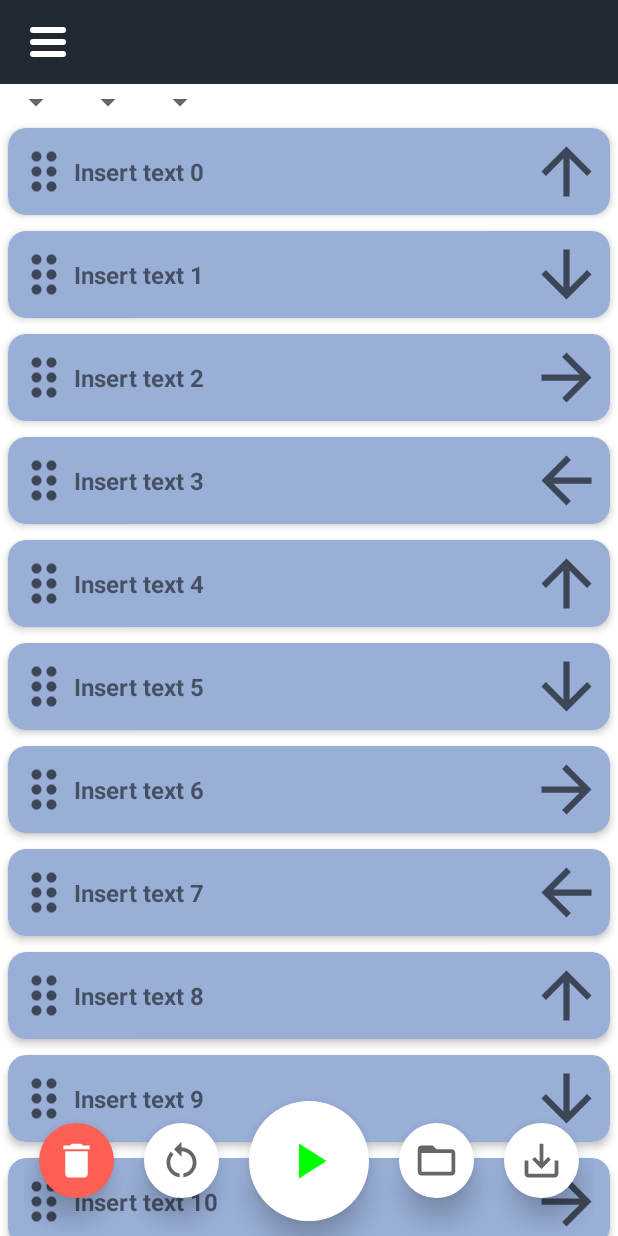
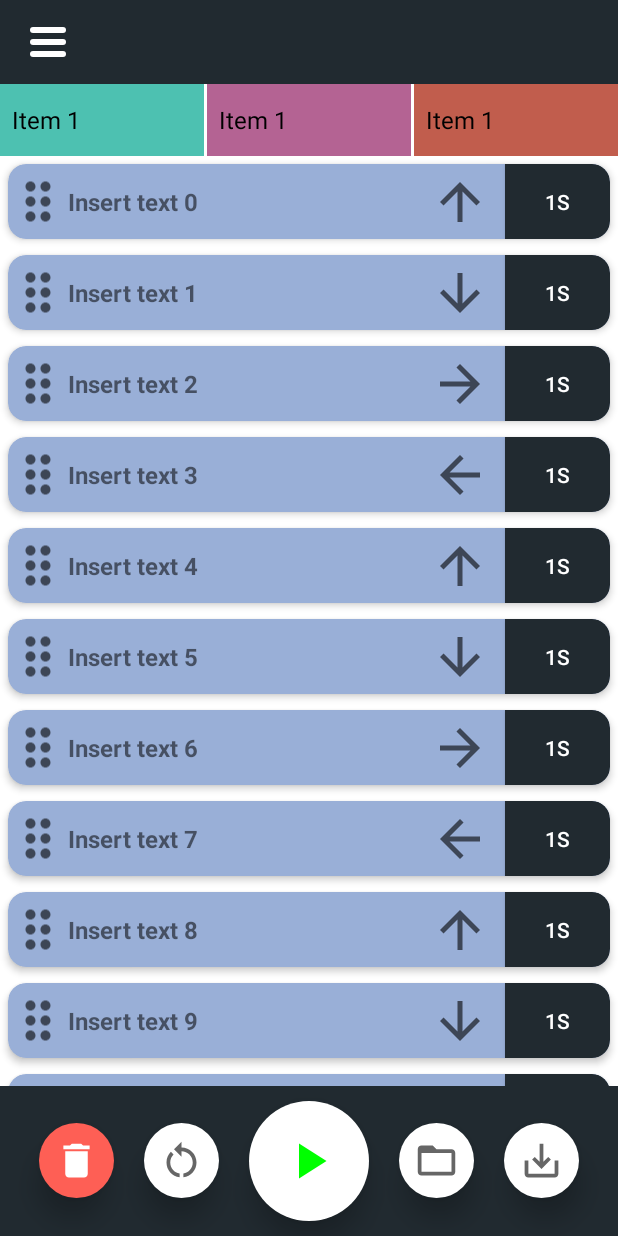
Before and after one commit to azaqis/Turtle, an Android app: the ProgrammingActivity screen opened directly, with no data from a screen before it, on a phone screen of 412 x 824 dp. Run offline under Robolectric (Android 15) with nearby library versions, the phone set to English and light mode, and no system bars.

Commit message:
Programming layout updates
Updated layout programming

```diff
--- a/app/src/main/java/se/anad19ps/student/turtle/ProgrammingActivity.kt
+++ b/app/src/main/java/se/anad19ps/student/turtle/ProgrammingActivity.kt
@@ -1,17 +1,13 @@
 package se.anad19ps.student.turtle
 
-import android.app.ActionBar
-import android.content.ClipData
-import android.content.ClipDescription
-import android.graphics.Canvas
 import android.graphics.Color
-import android.os.Build
 import android.os.Bundle
 import android.util.Log
 import android.view.DragEvent
 import android.view.View
 import android.view.ViewGroup
 import android.widget.AdapterView
+import android.widget.ArrayAdapter
 import android.widget.Toast
 import androidx.annotation.RequiresApi
 import androidx.appcompat.app.AppCompatActivity
@@ -20,16 +16,17 @@ import androidx.recyclerview.widget.LinearLayoutManager
 import androidx.recyclerview.widget.RecyclerView
 import kotlinx.android.synthetic.main.activity_programming.*
 import kotlinx.android.synthetic.main.card_drag_drop.view.*
+import kotlinx.android.synthetic.main.drawer_layout.*
+import kotlinx.android.synthetic.main.top_bar.*
 import java.util.*
 import kotlin.collections.ArrayList
 
 
-class ProgrammingActivity : AppCompatActivity(), RecyclerAdapter.ItemClickListener {
+class ProgrammingActivity : AppCompatActivity(), ProgrammingRecyclerAdapter.ItemClickListener {
 
     private var layoutManager : RecyclerView.LayoutManager? = null
-    private lateinit var adapter : RecyclerView.Adapter<RecyclerAdapter.InnerViewHolder>
+    private lateinit var adapter : RecyclerView.Adapter<ProgrammingRecyclerAdapter.InnerViewHolder>
     private var itemList = mutableListOf<DragDropBlock>()
-    private var itemListSpinner = mutableListOf<SpinnerMoveBlock>()
     private lateinit var itemTouchHelper : ItemTouchHelper
 
 
@@ -39,24 +36,42 @@ class ProgrammingActivity : AppCompatActivity(), RecyclerAdapter.ItemClickListen
 
         HamburgerMenu().setUpHamburgerMenu(this, navView, drawerLayout, hamburgerMenuIcon)
 
+
+        /*Spinner stuff*/
+        val spinnerAdapterDriving = ArrayAdapter.createFromResource(
+            this,
+            R.array.list, R.layout.support_simple_spinner_dropdown_item
+        )
+        spinnerAdapterDriving.setDropDownViewResource(R.layout.programming_spinner_driving_dropdown_layout)
+        programming_spinner_driving.adapter = spinnerAdapterDriving
+
+        val spinnerAdapterModules = ArrayAdapter.createFromResource(
+            this,
+            R.array.list, R.layout.support_simple_spinner_dropdown_item
+        )
+        spinnerAdapterModules.setDropDownViewResource(R.layout.programming_spinner_modules_dropdown_layout)
+        programming_spinner_modules.adapter = spinnerAdapterModules
+
+        val spinnerAdapterCustom = ArrayAdapter.createFromResource(
+            this,
+            R.array.list, R.layout.support_simple_spinner_dropdown_item
+        )
+        spinnerAdapterCustom.setDropDownViewResource(R.layout.programming_spinner_custom_dropdown_layout)
+        programming_spinner_custom.adapter = spinnerAdapterCustom
+
+
+
+
         populateListGarbage(100)
-
-        itemListSpinner.add(SpinnerMoveBlock(R.drawable.ic_arrow_up, "Move forward"))
-        itemListSpinner.add(SpinnerMoveBlock(R.drawable.ic_arrow_right, "Turn right"))
 
         layoutManager = LinearLayoutManager(this)
         programming_recycle_view.layoutManager = layoutManager
 
-        adapter = RecyclerAdapter(itemList, this)
+        adapter = ProgrammingRecyclerAdapter(itemList, this)
         programming_recycle_view.adapter = adapter
 
         itemTouchHelper = ItemTouchHelper(simpleCallback)
         itemTouchHelper.attachToRecyclerView(programming_recycle_view)
-
-        val spinnerAdapter = SpinnerAdapter(itemListSpinner , this)
-        spinner.adapter = spinnerAdapter
-
-
     }
 
     private fun populateListGarbage(num: Int) : List<DragDropBlock>{
@@ -105,12 +120,4 @@ class ProgrammingActivity : AppCompatActivity(), RecyclerAdapter.ItemClickListen
         holder.card_drag_drop.setCardBackgroundColor(Color.parseColor("#AAAAAA"))
     }
 
-
-    /*Move through list based on item time*/
-    fun goThroughList(position : Int, view : View){
-        for(i in 0 until itemList.size){
-
-        }
-    }
-
 }
--- a/app/src/main/java/se/anad19ps/student/turtle/RecyclerAdapter.kt
+++ b/app/src/main/java/se/anad19ps/student/turtle/ProgrammingRecyclerAdapter.kt
@@ -3,29 +3,29 @@ package se.anad19ps.student.turtle
 import android.view.LayoutInflater
 import android.view.View
 import android.view.ViewGroup
-import android.widget.AdapterView
+import android.widget.Button
 import android.widget.ImageView
 import android.widget.TextView
-import androidx.core.view.ViewCompat.setOverScrollMode
+import android.widget.Toast
 import androidx.recyclerview.widget.RecyclerView
-import kotlinx.android.synthetic.*
+import com.google.android.material.dialog.MaterialAlertDialogBuilder
 
 /*Uses internal class ViewHolder*/
-class RecyclerAdapter(
+class ProgrammingRecyclerAdapter(
     private val itemList: List<DragDropBlock>,
     private val clickListener: ItemClickListener
 
-) : RecyclerView.Adapter<RecyclerAdapter.InnerViewHolder>() {
+) : RecyclerView.Adapter<ProgrammingRecyclerAdapter.InnerViewHolder>() {
     override fun onCreateViewHolder(
         parent: ViewGroup,
         viewType: Int
-    ): RecyclerAdapter.InnerViewHolder {
+    ): ProgrammingRecyclerAdapter.InnerViewHolder {
         var itemView =
             LayoutInflater.from(parent.context).inflate(R.layout.card_drag_drop, parent, false)
         return InnerViewHolder(itemView)
     }
 
-    override fun onBindViewHolder(holder: RecyclerAdapter.InnerViewHolder, position: Int) {
+    override fun onBindViewHolder(holder: ProgrammingRecyclerAdapter.InnerViewHolder, position: Int) {
         holder.directionImage.setImageResource(itemList[position].directionImage)    //Data stored in DragDropBlock
         holder.dragImage.setImageResource(itemList[position].dragImage)
         holder.text.text = itemList[position].text
@@ -38,12 +38,18 @@ class RecyclerAdapter(
         var directionImage: ImageView = view.findViewById(R.id.card_image_direction)
         var text: TextView = view.findViewById(R.id.card_text)
 
+        val firstButton = view.findViewById<Button>(R.id.programming_card_button)
+
         init {
             view.setOnClickListener(this)
+            firstButton.setOnClickListener{ //This happens when each individual button is pressed
+                firstButton.text = "BUTTON!"
+            }
         }
 
         override fun onClick(v: View?) {
             val position = adapterPosition
+
             if (position != RecyclerView.NO_POSITION) { //User might click empty space between items during animation
                 if (v != null) {
                     clickListener.onItemClick(position, v)
--- /dev/null
+++ b/app/src/main/res/drawable/programming_card_parameter_button.xml
@@ -0,0 +1,7 @@
+<shape xmlns:android="http://schemas.android.com/apk/res/android"
+    android:shape="rectangle">
+    <solid android:color="@color/PrimaryDark" />
+    <corners
+        android:bottomRightRadius="12dp"
+        android:topRightRadius="12dp" />
+</shape>
--- a/app/src/main/res/layout/activity_programming.xml
+++ b/app/src/main/res/layout/activity_programming.xml
@@ -23,33 +23,49 @@
         <Spinner
             android:layout_width="wrap_content"
             android:layout_height="wrap_content"
-            android:id="@+id/programming_spinner_driving" />
+            android:id="@+id/programming_spinner_driving"
+            android:layout_weight="1"
+            android:background="@color/SpinnerBackgroundTurquoise"
+            android:entries="@array/list"
+            android:layout_marginEnd="2dp"/>
 
         <Spinner
             android:layout_width="wrap_content"
             android:layout_height="wrap_content"
-            android:id="@+id/programming_spinner_modules"/>
+            android:id="@+id/programming_spinner_modules"
+            android:layout_weight="1"
+            android:background="@color/SpinnerBackgroundPink"
+            android:entries="@array/list"/>
 
         <Spinner
             android:layout_width="wrap_content"
             android:layout_height="wrap_content"
-            android:id="@+id/programming_spinner_custom"/>
+            android:id="@+id/programming_spinner_custom"
+            android:layout_weight="1"
+            android:background="@color/SpinnerBackgroundOrange"
+            android:entries="@array/list"
+            android:layout_marginStart="2dp"/>
 
     </LinearLayout>
 
 
     <androidx.recyclerview.widget.RecyclerView
         android:layout_width="match_parent"
-        android:layout_height="wrap_content"
+        android:layout_height="0dp"
         android:id="@+id/programming_recycle_view"
-        app:layout_constraintTop_toBottomOf="@+id/programming_spinner_linear_layout"/>
+        app:layout_constraintTop_toBottomOf="@+id/programming_spinner_linear_layout"
+        app:layout_constraintBottom_toTopOf="@+id/programming_button_area"
+        tools:listitem="@layout/card_drag_drop"/>
 
     <LinearLayout
-        android:layout_width="wrap_content"
+        android:id="@+id/programming_button_area"
+        android:layout_width="match_parent"
         android:layout_height="wrap_content"
         app:layout_constraintStart_toStartOf="parent"
         app:layout_constraintEnd_toEndOf="parent"
-        app:layout_constraintBottom_toBottomOf="parent">
+        app:layout_constraintBottom_toBottomOf="parent"
+        android:background="@color/PrimaryDark"
+        android:gravity="center">
 
         <ImageButton
             android:layout_width="50dp"
@@ -60,7 +76,6 @@
             android:scaleType="fitCenter"
             android:padding="10dp"
             android:elevation="10dp"
-            android:layout_gravity="center"
             android:layout_margin="10dp"/>
 
         <ImageButton
@@ -71,7 +86,6 @@
             android:scaleType="fitCenter"
             android:padding="10dp"
             android:elevation="10dp"
-            android:layout_gravity="center"
             android:layout_margin="10dp"/>
 
         <ImageButton
@@ -93,7 +107,6 @@
             android:scaleType="fitCenter"
             android:padding="10dp"
             android:elevation="10dp"
-            android:layout_gravity="center"
             android:layout_margin="10dp"/>
 
         <ImageButton
@@ -104,10 +117,8 @@
             android:scaleType="fitCenter"
             android:padding="10dp"
             android:elevation="10dp"
-            android:layout_gravity="center"
             android:layout_margin="10dp"/>
     </LinearLayout>
-
     <include
         layout="@layout/drawer_layout">
     </include>
--- a/app/src/main/res/layout/card_drag_drop.xml
+++ b/app/src/main/res/layout/card_drag_drop.xml
@@ -7,21 +7,22 @@
     android:layout_margin="5dp"
     app:cardBackgroundColor="#99AFD7"
     app:cardCornerRadius="12dp"
-    app:cardElevation="3dp"
-    app:contentPadding="4dp">
+    app:cardElevation="3dp">
+    <!--app:contentPadding="4dp"-->
     <androidx.constraintlayout.widget.ConstraintLayout
         android:layout_width="match_parent"
         android:layout_height="wrap_content"
         android:id="@+id/constraintLayout">
 
         <ImageView
-            android:layout_width="50dp"
-            android:layout_height="50dp"
             android:id="@+id/card_image_direction"
+            android:layout_width="40dp"
+            android:layout_height="40dp"
             android:src="@drawable/ic_arrow_up"
-            app:layout_constraintEnd_toEndOf="parent"
-            app:layout_constraintTop_toTopOf="parent"
-            app:layout_constraintBottom_toBottomOf="parent"/>
+            android:layout_marginEnd="10dp"
+            app:layout_constraintBottom_toBottomOf="parent"
+            app:layout_constraintEnd_toStartOf="@id/programming_card_button"
+            app:layout_constraintTop_toTopOf="parent"/>
 
         <ImageView
             android:layout_width="40dp"
@@ -44,6 +45,19 @@
             app:layout_constraintTop_toTopOf="parent"
             app:layout_constraintBottom_toBottomOf="parent"/>
 
+        <androidx.appcompat.widget.AppCompatButton
+            android:id="@+id/programming_card_button"
+            android:layout_width="70dp"
+            android:layout_height="50dp"
+            android:background="@drawable/programming_card_parameter_button"
+            android:scaleType="fitCenter"
+            android:padding="10dp"
+            android:text="1s"
+            android:textColor="@color/white"
+            app:layout_constraintEnd_toEndOf="parent"
+            app:layout_constraintTop_toTopOf="parent"
+            app:layout_constraintBottom_toBottomOf="parent"/>
+
 
     </androidx.constraintlayout.widget.ConstraintLayout>
 
--- a/app/src/main/res/values/colors.xml
+++ b/app/src/main/res/values/colors.xml
@@ -14,4 +14,9 @@
     <color name="PrimaryComplement">#FE5F55</color>
     <color name="SecondaryLight">#BDD5EA</color>
 
+    <color name="SpinnerBackgroundTurquoise">#4DC1B1</color>
+    <color name="SpinnerBackgroundPink">#B46393</color>
+    <color name="SpinnerBackgroundOrange">#C15D4D</color>
+
+
 </resources>
--- a/app/src/main/res/values/strings.xml
+++ b/app/src/main/res/values/strings.xml
@@ -24,6 +24,7 @@
     <string name="menu_slideshow">Slideshow</string>
     <string name="title_activity_controller">ControllerActivity</string>
 
+
     <string-array name="controllerSpinnerView">
         <item>View: Debug</item>
         <item>View: Speedometer</item>
@@ -44,4 +45,6 @@
     </string-array>
     <!-- TODO: Remove or change this placeholder text -->
     <string name="hello_blank_fragment">Hello blank fragment</string>
+
+
 </resources>
```
Also changed, not shown: app/src/main/res/drawable/gradient_background_spinner_driving.xml (added, +9 -0 lines), app/src/main/res/layout/programming_button_bar.xml (added, +8 -0 lines), app/src/main/res/layout/programming_spinner_custom_dropdown_layout.xml (added, +11 -0 lines), app/src/main/res/layout/programming_spinner_driving_dropdown_layout.xml (added, +11 -0 lines), app/src/main/res/layout/programming_spinner_modules_dropdown_layout.xml (added, +11 -0 lines).
